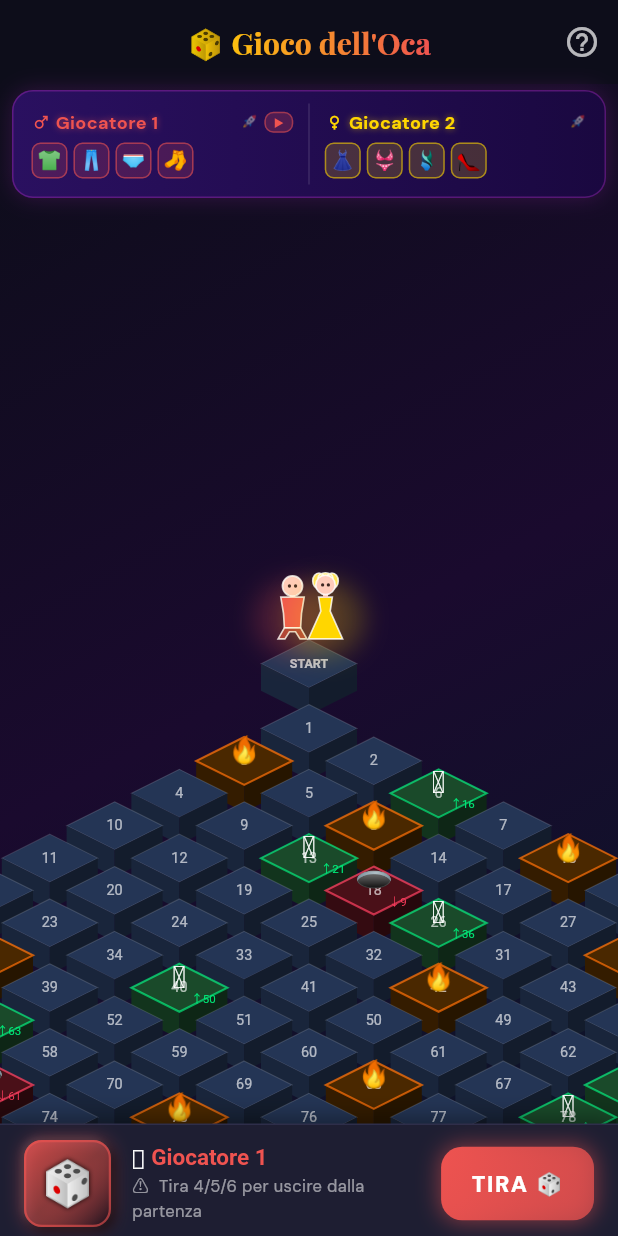
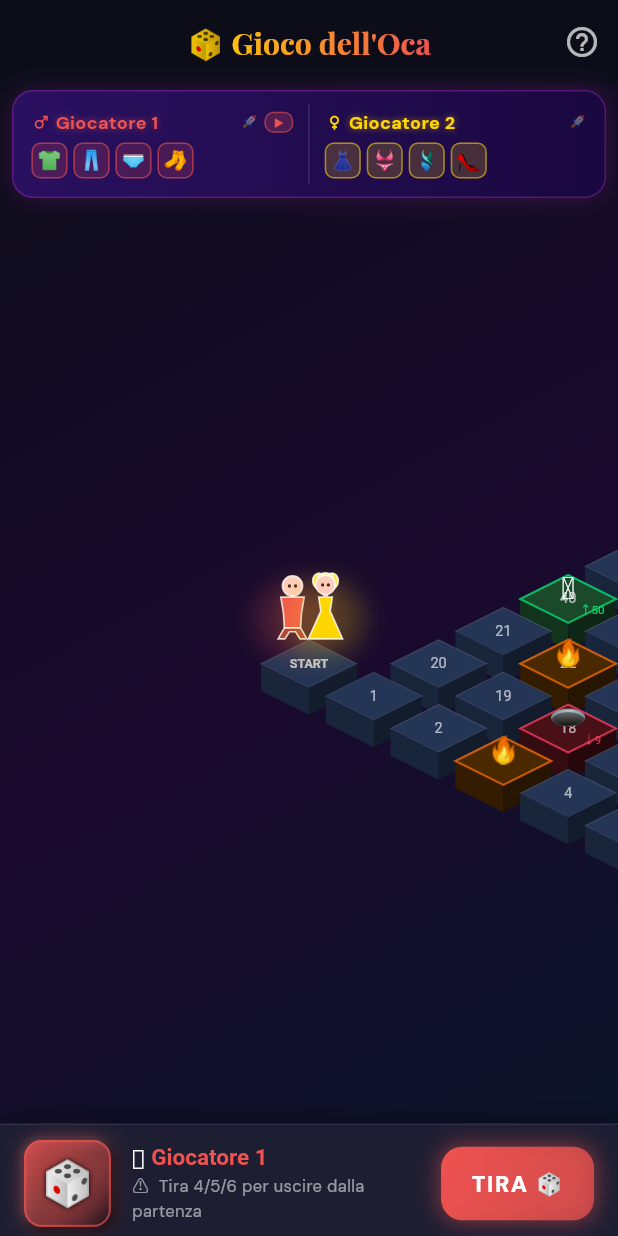
Before and after one commit to godcorpspa/kamasutra_app, a Flutter app: the GoosePlayScreen screen opened by its route, on a phone screen of 412 x 824 dp. Run offline on Flutter 3.47's test engine with Material 3 defaults, Android fonts, the phone set to English and light mode, and no system bars; our stand-ins replace cloud_firestore, confetti, easy_localization, equatable, firebase_auth, firebase_core and 6 more; accounts and stored records are empty; network calls fail; project files that could hold a hidden picture were left out.

```diff
--- a/lib/features/games/goose_game/presentation/goose_play_screen.dart
+++ b/lib/features/games/goose_game/presentation/goose_play_screen.dart
@@ -31,78 +31,58 @@ const double _kTileH   = 32.0;    // isometric tile height
 const double _kBlockH  = 18.0;    // 3-D block depth
 const double _kTileStep = 1.35;   // grid-to-screen spacing multiplier (>1 = gaps between tiles)
 const double _kBoardCX = 520.0;   // board centre-X in the large canvas
-const double _kBoardTY = 110.0;   // board top-Y in the large canvas
+const double _kBoardTY = 85.0;    // board top-Y in the large canvas
 const double _kCanvasW = 1050.0;
 const double _kCanvasH = 680.0;
 const _kSkin = Color(0xFFFFCCBC); // skin tone for pawn heads
 const _kHair = Color(0xFF4A2C2A); // dark hair colour
 
-// ── Diamond serpentine path: iso-horizontal strips that expand then contract ──
-// In isometric view each strip appears as a HORIZONTAL row (not diagonal).
-// The path forms a diamond/rhombus: narrow at top (pos 1), widest at the
-// equator (pos 46-55), narrow at bottom (pos 100 = FINISH).
-// Total: 1+2+3+…+10+…+3+2+1 = 100 board tiles (pos 1-100).
-// pos 0 = START, directly above pos 1 in screen space (col+row decreases = up).
+// ── Boustrophedon (classic snake) path: rows alternate LEFT↔RIGHT ──
+// In isometric view each row is a diagonal stripe; the path winds from the
+// bottom-left corner to the top-left corner like a classic snake/ladder board.
+// Grid: 10 cols × 10 rows.  pos 0 = START (left of pos 1), pos 100 = FINISH.
 const List<Offset> _kGridPath = [
-  Offset(-1, -1), // 0  START – directly above pos 1 in screen
+  Offset(-1, 9),  // 0  START – one step to the left of pos 1
 
-  // Strip k=0 (1 tile, top vertex) ── going right
-  Offset(0, 0),   // 1
+  // Row 9 (bottom) → going RIGHT   pos 1-10
+  Offset(0, 9), Offset(1, 9), Offset(2, 9), Offset(3, 9), Offset(4, 9),
+  Offset(5, 9), Offset(6, 9), Offset(7, 9), Offset(8, 9), Offset(9, 9),
 
-  // Strip k=1 (2 tiles) ── going LEFT (col–, row+)
-  Offset(1, 0), Offset(0, 1),   // 2-3
+  // Row 8 → going LEFT   pos 11-20
+  Offset(9, 8), Offset(8, 8), Offset(7, 8), Offset(6, 8), Offset(5, 8),
+  Offset(4, 8), Offset(3, 8), Offset(2, 8), Offset(1, 8), Offset(0, 8),
 
-  // Strip k=2 (3 tiles) ── going RIGHT
-  Offset(0, 2), Offset(1, 1), Offset(2, 0),   // 4-6
+  // Row 7 → going RIGHT   pos 21-30
+  Offset(0, 7), Offset(1, 7), Offset(2, 7), Offset(3, 7), Offset(4, 7),
+  Offset(5, 7), Offset(6, 7), Offset(7, 7), Offset(8, 7), Offset(9, 7),
 
-  // Strip k=3 (4 tiles) ── going LEFT
-  Offset(3, 0), Offset(2, 1), Offset(1, 2), Offset(0, 3),   // 7-10
+  // Row 6 → going LEFT   pos 31-40
+  Offset(9, 6), Offset(8, 6), Offset(7, 6), Offset(6, 6), Offset(5, 6),
+  Offset(4, 6), Offset(3, 6), Offset(2, 6), Offset(1, 6), Offset(0, 6),
 
-  // Strip k=4 (5 tiles) ── going RIGHT
-  Offset(0, 4), Offset(1, 3), Offset(2, 2), Offset(3, 1), Offset(4, 0),   // 11-15
+  // Row 5 → going RIGHT   pos 41-50
+  Offset(0, 5), Offset(1, 5), Offset(2, 5), Offset(3, 5), Offset(4, 5),
+  Offset(5, 5), Offset(6, 5), Offset(7, 5), Offset(8, 5), Offset(9, 5),
 
-  // Strip k=5 (6 tiles) ── going LEFT
-  Offset(5, 0), Offset(4, 1), Offset(3, 2), Offset(2, 3), Offset(1, 4), Offset(0, 5),   // 16-21
+  // Row 4 → going LEFT   pos 51-60
+  Offset(9, 4), Offset(8, 4), Offset(7, 4), Offset(6, 4), Offset(5, 4),
+  Offset(4, 4), Offset(3, 4), Offset(2, 4), Offset(1, 4), Offset(0, 4),
 
-  // Strip k=6 (7 tiles) ── going RIGHT
-  Offset(0, 6), Offset(1, 5), Offset(2, 4), Offset(3, 3), Offset(4, 2), Offset(5, 1), Offset(6, 0),   // 22-28
+  // Row 3 → going RIGHT   pos 61-70
+  Offset(0, 3), Offset(1, 3), Offset(2, 3), Offset(3, 3), Offset(4, 3),
+  Offset(5, 3), Offset(6, 3), Offset(7, 3), Offset(8, 3), Offset(9, 3),
 
-  // Strip k=7 (8 tiles) ── going LEFT
-  Offset(7, 0), Offset(6, 1), Offset(5, 2), Offset(4, 3), Offset(3, 4), Offset(2, 5), Offset(1, 6), Offset(0, 7),   // 29-36
+  // Row 2 → going LEFT   pos 71-80
+  Offset(9, 2), Offset(8, 2), Offset(7, 2), Offset(6, 2), Offset(5, 2),
+  Offset(4, 2), Offset(3, 2), Offset(2, 2), Offset(1, 2), Offset(0, 2),
 
-  // Strip k=8 (9 tiles) ── going RIGHT
-  Offset(0, 8), Offset(1, 7), Offset(2, 6), Offset(3, 5), Offset(4, 4), Offset(5, 3), Offset(6, 2), Offset(7, 1), Offset(8, 0),   // 37-45
+  // Row 1 → going RIGHT   pos 81-90
+  Offset(0, 1), Offset(1, 1), Offset(2, 1), Offset(3, 1), Offset(4, 1),
+  Offset(5, 1), Offset(6, 1), Offset(7, 1), Offset(8, 1), Offset(9, 1),
 
-  // Strip k=9 (10 tiles, widest) ── going LEFT
-  Offset(9, 0), Offset(8, 1), Offset(7, 2), Offset(6, 3), Offset(5, 4),
-  Offset(4, 5), Offset(3, 6), Offset(2, 7), Offset(1, 8), Offset(0, 9),   // 46-55
-
-  // Strip k=10 (9 tiles) ── going RIGHT
-  Offset(1, 9), Offset(2, 8), Offset(3, 7), Offset(4, 6), Offset(5, 5), Offset(6, 4), Offset(7, 3), Offset(8, 2), Offset(9, 1),   // 56-64
-
-  // Strip k=11 (8 tiles) ── going LEFT
-  Offset(9, 2), Offset(8, 3), Offset(7, 4), Offset(6, 5), Offset(5, 6), Offset(4, 7), Offset(3, 8), Offset(2, 9),   // 65-72
-
-  // Strip k=12 (7 tiles) ── going RIGHT
-  Offset(3, 9), Offset(4, 8), Offset(5, 7), Offset(6, 6), Offset(7, 5), Offset(8, 4), Offset(9, 3),   // 73-79
-
-  // Strip k=13 (6 tiles) ── going LEFT
-  Offset(9, 4), Offset(8, 5), Offset(7, 6), Offset(6, 7), Offset(5, 8), Offset(4, 9),   // 80-85
-
-  // Strip k=14 (5 tiles) ── going RIGHT
-  Offset(5, 9), Offset(6, 8), Offset(7, 7), Offset(8, 6), Offset(9, 5),   // 86-90
-
-  // Strip k=15 (4 tiles) ── going LEFT
-  Offset(9, 6), Offset(8, 7), Offset(7, 8), Offset(6, 9),   // 91-94
-
-  // Strip k=16 (3 tiles) ── going RIGHT
-  Offset(7, 9), Offset(8, 8), Offset(9, 7),   // 95-97
-
-  // Strip k=17 (2 tiles) ── going LEFT
-  Offset(9, 8), Offset(8, 9),   // 98-99
-
-  // Strip k=18 (1 tile, bottom vertex) ── FINISH
-  Offset(9, 9),   // 100  FINISH
+  // Row 0 (top) → going LEFT   pos 91-100  FINISH at (0,0)
+  Offset(9, 0), Offset(8, 0), Offset(7, 0), Offset(6, 0), Offset(5, 0),
+  Offset(4, 0), Offset(3, 0), Offset(2, 0), Offset(1, 0), Offset(0, 0),
 ];
 
 // ==================== PLAY SCREEN ====================
```
